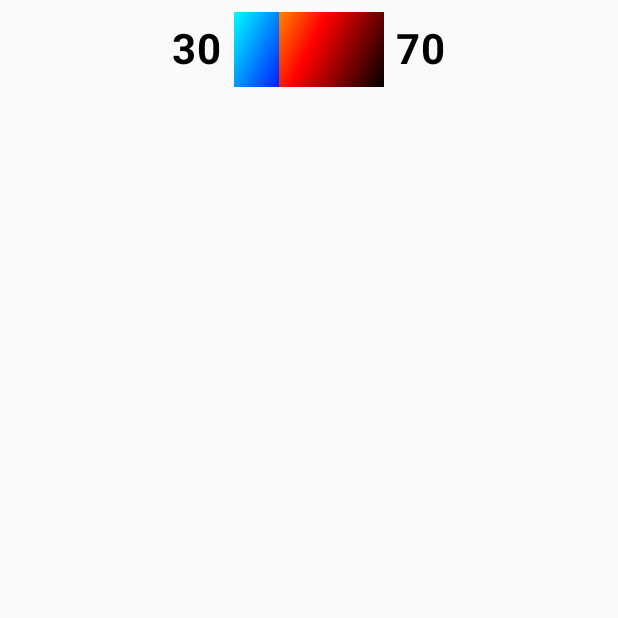
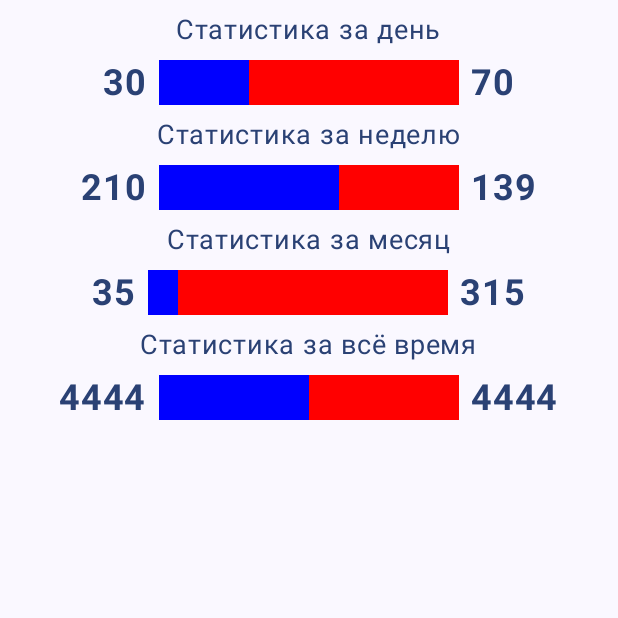
Before and after one commit to GrafVonTee/jetpack-compose-learning, an Android app built with Jetpack Compose: the screen it shows after launch (MainActivity), on a phone screen of 412 x 824 dp, the top half of it. Run offline under Robolectric (Android 15) with nearby library versions, the phone set to English and light mode, and no system bars.

Commit message:
Material3 Custom Bar Example

```diff
--- a/app/src/main/java/com/example/composecourse/MainActivity.kt
+++ b/app/src/main/java/com/example/composecourse/MainActivity.kt
@@ -1,62 +1,28 @@
 package com.example.composecourse
 
-import android.graphics.LinearGradient
-import android.graphics.Paint
 import android.os.Bundle
 import androidx.activity.ComponentActivity
 import androidx.activity.compose.setContent
 import androidx.compose.foundation.Canvas
-import androidx.compose.foundation.Image
-import androidx.compose.foundation.background
 import androidx.compose.foundation.layout.Arrangement
-import androidx.compose.foundation.layout.Box
 import androidx.compose.foundation.layout.Column
 import androidx.compose.foundation.layout.Row
 import androidx.compose.foundation.layout.Spacer
 import androidx.compose.foundation.layout.fillMaxSize
 import androidx.compose.foundation.layout.fillMaxWidth
-import androidx.compose.foundation.layout.height
 import androidx.compose.foundation.layout.padding
 import androidx.compose.foundation.layout.size
 import androidx.compose.foundation.layout.width
-import androidx.compose.foundation.lazy.LazyColumn
-import androidx.compose.foundation.lazy.LazyRow
-import androidx.compose.foundation.lazy.items
-import androidx.compose.material.icons.Icons
-import androidx.compose.material.icons.filled.Add
-import androidx.compose.material.icons.filled.Done
-import androidx.compose.material.icons.outlined.Add
-import androidx.compose.material3.Button
-import androidx.compose.material3.ButtonDefaults
-import androidx.compose.material3.Divider
-import androidx.compose.material3.ElevatedButton
-import androidx.compose.material3.FilledTonalButton
-import androidx.compose.material3.Icon
 import androidx.compose.material3.MaterialTheme
-import androidx.compose.material3.OutlinedButton
-import androidx.compose.material3.OutlinedTextField
 import androidx.compose.material3.Surface
 import androidx.compose.material3.Text
-import androidx.compose.material3.TextButton
-import androidx.compose.material3.TextField
 import androidx.compose.runtime.Composable
-import androidx.compose.runtime.getValue
-import androidx.compose.runtime.mutableIntStateOf
-import androidx.compose.runtime.mutableStateOf
-import androidx.compose.runtime.remember
-import androidx.compose.runtime.setValue
 import androidx.compose.ui.Alignment
 import androidx.compose.ui.Modifier
-import androidx.compose.ui.draw.drawBehind
-import androidx.compose.ui.geometry.CornerRadius
 import androidx.compose.ui.geometry.Offset
 import androidx.compose.ui.geometry.Size
-import androidx.compose.ui.graphics.Brush
 import androidx.compose.ui.graphics.Color
-import androidx.compose.ui.graphics.drawscope.Stroke
-import androidx.compose.ui.res.painterResource
 import androidx.compose.ui.text.font.FontWeight
-import androidx.compose.ui.tooling.preview.Preview
 import androidx.compose.ui.unit.Dp
 import androidx.compose.ui.unit.TextUnit
 import androidx.compose.ui.unit.dp
@@ -68,31 +34,84 @@ class MainActivity : ComponentActivity() {
         super.onCreate(savedInstanceState)
         setContent {
             ComposeCourseTheme {
-                LinearProgressBar(0.3.toFloat(), 100)
+                Surface (
+                    modifier = Modifier.fillMaxSize(),
+                    color = MaterialTheme.colorScheme.background,
+                ) {
+                    Column (
+                        modifier = Modifier
+                            .fillMaxSize()
+                            .padding(8.dp),
+                        horizontalAlignment = Alignment.CenterHorizontally,
+                        verticalArrangement = Arrangement.Top,
+                    ) {
+                        StatisticsByPeriod(
+                            percentage = 0.3.toFloat(),
+                            maxNumber = 100,
+                            text = "Статистика за день",
+                        )
+
+                        StatisticsByPeriod(
+                            percentage = 0.6.toFloat(),
+                            maxNumber = 350,
+                            text = "Статистика за неделю",
+                        )
+
+                        StatisticsByPeriod(
+                            percentage = 0.1.toFloat(),
+                            maxNumber = 350,
+                            text = "Статистика за месяц",
+                        )
+
+                        StatisticsByPeriod(
+                            percentage = 0.5.toFloat(),
+                            maxNumber = 8888,
+                            text = "Статистика за всё время",
+                        )
+                    }
+                }
+
             }
         }
     }
 }
 
 @Composable
+fun StatisticsByPeriod(
+    percentage: Float,
+    maxNumber: Int,
+    text: String,
+) {
+    val headerFontSize: TextUnit = 18.sp
+
+    Text(
+        text = text,
+        color = MaterialTheme.colorScheme.primary,
+        fontSize = headerFontSize,
+    )
+    LinearProgressBar(percentage, maxNumber, width = 200.dp)
+}
+
+@Composable
 fun LinearProgressBar(
     percentage: Float,
     maxNumber: Int,
-    fontSize: TextUnit = 28.sp,
+    fontSize: TextUnit = 24.sp,
     width: Dp = 100.dp,
-    height: Dp = 50.dp,
-    gradient1: List<Color> = listOf(Color.Cyan, Color.Blue, Color.Black),
-    gradient2: List<Color> = listOf(Color.Yellow, Color.Red, Color.Black),
+    height: Dp = 30.dp,
+    color1: Color = Color.Blue,
+    color2: Color = Color.Red,
 ) {
     Row(
         verticalAlignment = Alignment.CenterVertically,
         horizontalArrangement = Arrangement.Center,
         modifier = Modifier
             .fillMaxWidth()
-            .padding(8.dp)
+            .padding(8.dp),
     ) {
         Text(
             text = (percentage * maxNumber).toInt().toString(),
+            color = MaterialTheme.colorScheme.primary,
             fontSize = fontSize,
             fontWeight = FontWeight.Bold,
         )
@@ -105,21 +124,13 @@ fun LinearProgressBar(
         ) {
             val breakOffset: Offset = Offset(size.width * percentage, 0f)
 
-            drawRoundRect(
-                Brush.linearGradient(
-                    colors = gradient1,
-                    start = Offset.Zero,
-                    end = Offset.Infinite,
-                ),
+            drawRect(
+                color = color1,
                 topLeft = Offset.Zero,
                 size = Size(breakOffset.x, size.height),
             )
-            drawRoundRect(
-                Brush.linearGradient(
-                    colors = gradient2,
-                    start = Offset.Zero,
-                    end = Offset.Infinite,
-                ),
+            drawRect(
+                color = color2,
                 topLeft = breakOffset,
                 size = Size(size.width - breakOffset.x, size.height),
             )
@@ -129,6 +140,7 @@ fun LinearProgressBar(
 
         Text(
             text = ((1 - percentage) * maxNumber).toInt().toString(),
+            color = MaterialTheme.colorScheme.primary,
             fontSize = fontSize,
             fontWeight = FontWeight.Bold,
         )
```
